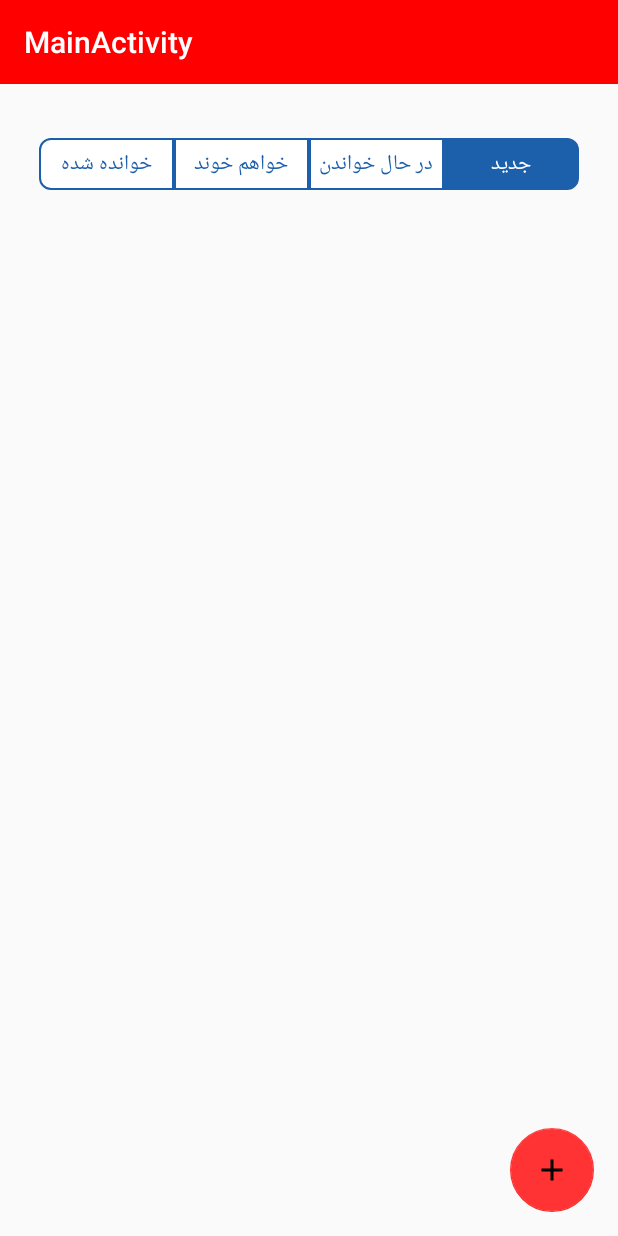
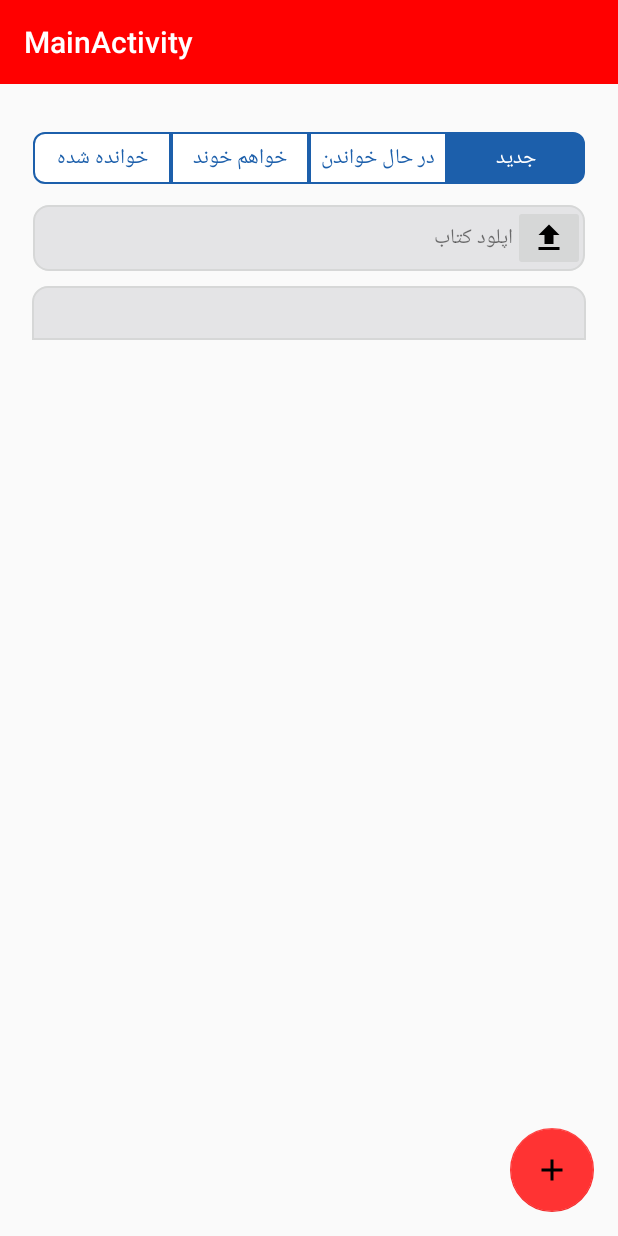
Before and after one commit to arsalanshp/TebLiberary, an Android app: the fragment MyRefrenceFragment placed in its activity, on a phone screen of 412 x 824 dp. Run offline under Robolectric (Android 15) with nearby library versions, the phone set to English and light mode, and no system bars.

Commit message:
continue myRefrence fragments

```diff
--- a/app/src/main/java/library/tebyan/com/teblibrary/MainActivity.java
+++ b/app/src/main/java/library/tebyan/com/teblibrary/MainActivity.java
@@ -69,19 +69,19 @@ public class MainActivity extends AppCompatActivity implements View.OnClickListe
                 }
                 return;
             case R.id.my_refrence_menu:
-                openFragment("library.tebyan.com.teblibrary.fragment.menus.MyRefrenceFragment");
+                openFragment("library.tebyan.com.teblibrary.fragment.menus.MyRefrenceFragment","MyRefrenceFragment");
                 return;
             case R.id.specials_menu:
-                openFragment("library.tebyan.com.teblibrary.fragment.menus.SpecialsFragment");
+                openFragment("library.tebyan.com.teblibrary.fragment.menus.SpecialsFragment","SpecialsFragment");
                 return;
             case R.id.search_menu:
-                openFragment("library.tebyan.com.teblibrary.fragment.menus.SearchFragment");
+                openFragment("library.tebyan.com.teblibrary.fragment.menus.SearchFragment","SearchFragment");
                 return;
             case R.id.review_menu:
-                openFragment("library.tebyan.com.teblibrary.fragment.menus.ReviewFragment");
+                openFragment("library.tebyan.com.teblibrary.fragment.menus.ReviewFragment","ReviewFragment");
                 return;
             case R.id.ask_menu:
-                openFragment("library.tebyan.com.teblibrary.fragment.menus.AskFragment");
+                openFragment("library.tebyan.com.teblibrary.fragment.menus.AskFragment","ReviewFragment");
                 return;
 
 
@@ -89,7 +89,7 @@ public class MainActivity extends AppCompatActivity implements View.OnClickListe
     }
 
 
-    public void openFragment(String fragmentName) {
+    public void openFragment(String fragmentName, String fragmentTag) {
 
 //        fragmentName
 //        MyRefrenceFragment myRefrenceFragment = new MyRefrenceFragment();
@@ -100,8 +100,8 @@ public class MainActivity extends AppCompatActivity implements View.OnClickListe
             Fragment fragment = (Fragment)fName.newInstance();
             fragmentManager = getSupportFragmentManager();
             FragmentTransaction fragmentTransaction = fragmentManager.beginTransaction();
-            fragmentTransaction.replace(R.id.fragment_container, fragment, "myRefrence");
-            fragmentTransaction.addToBackStack("myRefrence");
+            fragmentTransaction.replace(R.id.fragment_container, fragment, fragmentTag);
+            fragmentTransaction.addToBackStack(fragmentTag);
             fragmentTransaction.commit();
         }
         catch (InstantiationException e) {
--- a/app/src/main/java/library/tebyan/com/teblibrary/fragment/menus/myRefrencePagesFraments/ReadFragment.java
+++ b/app/src/main/java/library/tebyan/com/teblibrary/fragment/menus/myRefrencePagesFraments/ReadFragment.java
@@ -73,7 +73,6 @@ public class ReadFragment extends Fragment {
                 webServiceURL = WebserviceUrl.FOR_READ + "&PageSize=10&PageIndex=";
                 break;
         }
-
     }
 
     private void initUI() {
--- /dev/null
+++ b/app/src/main/res/drawable/round_corners.xml
@@ -0,0 +1,21 @@
+<?xml version="1.0" encoding="utf-8"?>
+<selector xmlns:android="http://schemas.android.com/apk/res/android">
+
+    <item android:state_checked="true"><shape>
+        <solid android:color="#D6D7D7" />
+        <corners
+            android:radius="10dp"
+            />
+        <stroke android:width="1dp" android:color="#E4E4E6" />
+    </shape></item>
+    <item android:state_checked="false">
+        <shape android:shape="rectangle">
+            <solid android:color="#E4E4E6" />
+            <corners
+                android:radius="10dp"
+                />
+            <stroke android:width="1dp" android:color="#D6D7D7" />
+        </shape>
+    </item>
+
+</selector>
--- /dev/null
+++ b/app/src/main/res/drawable/round_top_corners.xml
@@ -0,0 +1,25 @@
+<?xml version="1.0" encoding="utf-8"?>
+<selector xmlns:android="http://schemas.android.com/apk/res/android">
+
+    <item android:state_checked="true"><shape>
+        <solid android:color="#D6D7D7" />
+        <corners
+            android:radius="10dp"
+            android:bottomLeftRadius="0dp"
+            android:bottomRightRadius="0dp"
+            />
+        <stroke android:width="1dp" android:color="#E4E4E6" />
+    </shape></item>
+    <item android:state_checked="false">
+        <shape android:shape="rectangle">
+            <solid android:color="#E4E4E6" />
+            <corners
+                android:radius="10dp"
+                android:bottomLeftRadius="0dp"
+                android:bottomRightRadius="0dp"
+                />
+            <stroke android:width="1dp" android:color="#D6D7D7" />
+        </shape>
+    </item>
+
+</selector>
--- a/app/src/main/res/layout/fragment_my_refrence.xml
+++ b/app/src/main/res/layout/fragment_my_refrence.xml
@@ -8,10 +8,8 @@
         android:layout_width="match_parent"
         android:layout_height="wrap_content"
         android:orientation="vertical"
-        android:paddingTop="10dp"
-        android:paddingBottom="25dp"
-        android:paddingLeft="10dp"
-        android:paddingRight="10dp">
+        android:layout_margin="6dp"
+        >
 
         <RadioGroup
             android:id="@+id/radioGroupMyRefrence"
@@ -77,6 +75,35 @@
 
     </LinearLayout>
 
+    <LinearLayout
+        android:layout_width="match_parent"
+        android:layout_height="wrap_content"
+        android:background="@drawable/round_corners"
+        android:layout_marginTop="8dp"
+        android:layout_marginRight="6dp"
+        android:layout_marginLeft="6dp"
+        android:layout_marginBottom="10dp"
+        android:gravity="right|center">
+
+        <TextView
+            android:layout_width="wrap_content"
+            android:layout_height="wrap_content"
+            android:text="@string/upload_book"/>
+
+        <ImageButton
+            android:layout_width="wrap_content"
+            android:layout_height="wrap_content"
+            android:src="@drawable/ic_file_upload_black_24dp"/>
+    </LinearLayout>
+
+    <LinearLayout
+        android:layout_width="match_parent"
+        android:layout_height="36dp"
+        android:background="@drawable/round_top_corners"
+        android:layout_marginRight="5dp"
+        android:layout_marginLeft="5dp"
+        android:gravity="right|center">
+    </LinearLayout>
 
     <LinearLayout
         android:id="@+id/fragment_placeholder"
--- /dev/null
+++ b/app/src/main/res/layout/fragment_upload_book.xml
@@ -0,0 +1,13 @@
+<FrameLayout xmlns:android="http://schemas.android.com/apk/res/android"
+    xmlns:tools="http://schemas.android.com/tools"
+    android:layout_width="match_parent"
+    android:layout_height="match_parent"
+    tools:context="library.tebyan.com.teblibrary.fragment.UploadBookFragment">
+
+    <!-- TODO: Update blank fragment layout -->
+    <TextView
+        android:layout_width="match_parent"
+        android:layout_height="match_parent"
+        android:text="uploaaaaaaaaaaaad" />
+
+</FrameLayout>
--- a/app/src/main/res/values/strings.xml
+++ b/app/src/main/res/values/strings.xml
@@ -100,5 +100,6 @@
     <string name="ask_question">پرسش از کتابدار</string>
     <string name="search_question">  جستجو در مشاوره ها</string>
     <string name="send">ارسال</string>
+    <string name="upload_book">اپلود کتاب</string>
 
 </resources>
```
Also changed, not shown: app/src/main/res/drawable-hdpi/ic_file_upload_black_24dp.png (added), app/src/main/res/drawable-mdpi/ic_file_upload_black_24dp.png (added), app/src/main/res/drawable-xhdpi/ic_file_upload_black_24dp.png (added), app/src/main/res/drawable-xxhdpi/ic_file_upload_black_24dp.png (added).
